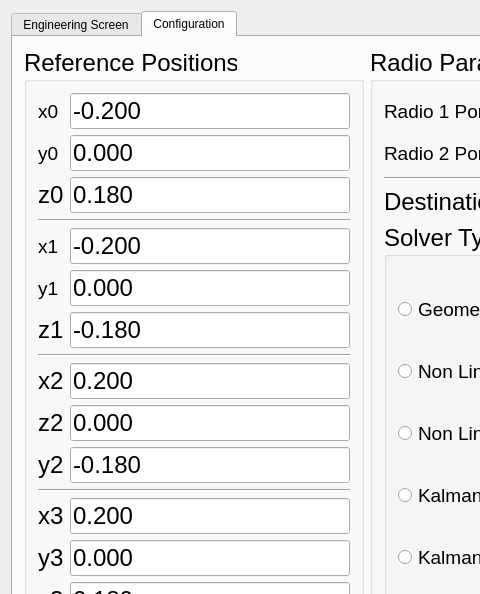
First picture: the form in 6DOFEngineeringScreen/dialog.ui, repository dsc0003/6DOFC, before the edit; both pictures show x 0 to 480 and y 0 to 594 of the 789 by 829 pixel window.
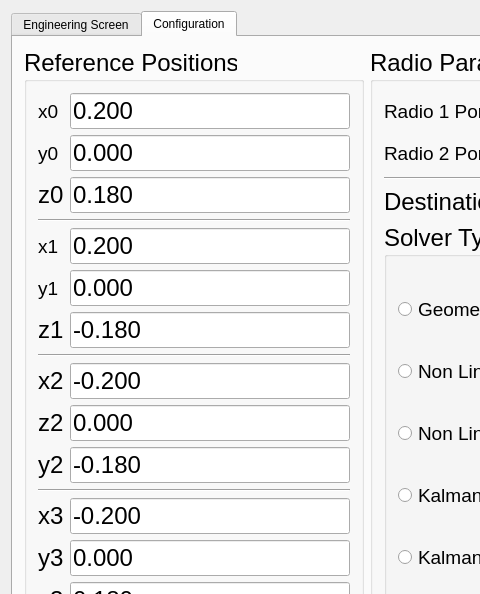
Second picture: the form after the edit. Custom widgets are drawn as their Qt base class.

Patch:
```diff
--- a/6DOFEngineeringScreen/dialog.ui
+++ b/6DOFEngineeringScreen/dialog.ui
@@ -427,7 +427,7 @@
              </font>
             </property>
             <property name="text">
-             <string>-0.200</string>
+             <string>0.200</string>
             </property>
            </widget>
           </item>
@@ -463,7 +463,7 @@
              </font>
             </property>
             <property name="text">
-             <string>-0.200</string>
+             <string>0.200</string>
             </property>
            </widget>
           </item>
@@ -494,7 +494,7 @@
           <item row="8" column="1">
            <widget class="QLineEdit" name="le_x2">
             <property name="text">
-             <string>0.200</string>
+             <string>-0.200</string>
             </property>
            </widget>
           </item>
@@ -536,7 +536,7 @@
           <item row="12" column="1">
            <widget class="QLineEdit" name="le_x3">
             <property name="text">
-             <string>0.200</string>
+             <string>-0.200</string>
             </property>
            </widget>
           </item>
```
